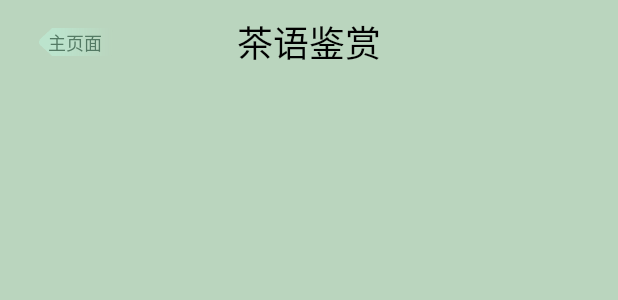
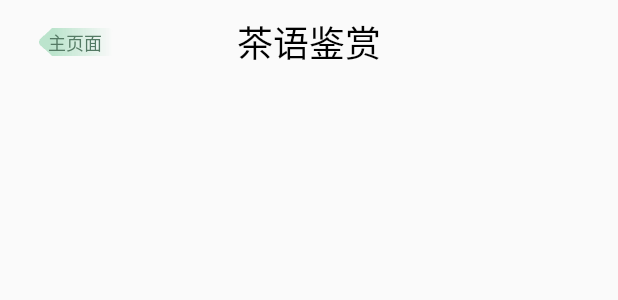
Before and after one commit to PrinceSaoKe/whispers_of_tea, a Flutter app: the MyAppBar widget shown alone on an empty page, opened directly, on a phone screen of 412 x 824 dp. Shown: the top 300 px of the screen. Run offline on Flutter 3.47's test engine with Material 2 defaults, Android fonts, the phone set to English and light mode, and no system bars; our stand-ins replace card_swiper, get, image_gallery_saver; Roboto replaces fonts that are missing (KingsoftCloudFont).

Commit message:
🐞 fix: 修改MyAppBar、Navigation

```diff
--- a/lib/app_assets.dart
+++ b/lib/app_assets.dart
@@ -11,6 +11,7 @@ class AppAssets {
   static const String teaImg = '$_imagesPath/tea.png';
   static const String leadingImg = '$_imagesPath/leading.png';
   static const String navTreeImg = '$_imagesPath/nav_tree.png';
+  static const String teaIntroBg = '$_imagesPath/image_bg.png';
 
   /// 诗词卡片相关图片
   static const String poetryCardPath = '$_imagesPath/poetry_card';
@@ -31,7 +32,8 @@ class AppAssets {
   static const String _brewTeaStepPath = '$_imagesPath/brew_tea_step';
 
   static const String brewTeaStepBg = '$_brewTeaStepPath/brew_tea_step_bg.png';
-  static const String brewTeaStepBorder = '$_brewTeaStepPath/brew_tea_step_border.png';
+  static const String brewTeaStepBorder =
+      '$_brewTeaStepPath/brew_tea_step_border.png';
 
   /// 茶叶鉴赏相关图片
   static const String _teaApprePath = '$_imagesPath/tea_appreciation';
--- a/lib/app_theme.dart
+++ b/lib/app_theme.dart
@@ -43,6 +43,11 @@ class AppTheme {
 
   /// TeaInfo主题色
   static const Color greenTeaThemeColor = Color(0xFF6DA67E);
+  static const Color redTeaThemeColor = Color(0xFF832817);
+  static const Color yellowTeaThemeColor = Color(0xFFEFCF7B);
+  static const Color whiteTeaThemeColor = Color(0xFFDADADA);
+  static const Color blackTeaThemeColor = Color(0xFF303030);
+  static const Color oolongTeaThemeColor = Color(0xFF007219);
 
   /// 渐变色
   static const LinearGradient makeTeaCircleColor = LinearGradient(
--- a/lib/widgets/my_app_bar.dart
+++ b/lib/widgets/my_app_bar.dart
@@ -1,6 +1,5 @@
 import 'package:flutter/material.dart';
 import 'package:whispers_of_tea/app_style.dart';
-import 'package:whispers_of_tea/app_theme.dart';
 import 'package:whispers_of_tea/widgets/leading.dart';
 
 /// 自定义的AppBar
@@ -10,11 +9,13 @@ class MyAppBar extends StatelessWidget implements PreferredSizeWidget {
     this.title = '',
     this.height = kToolbarHeight,
     this.leadingText = '返回',
+    this.backgroundColor = Colors.transparent,
   });
 
   final String title;
   final double height;
   final String leadingText;
+  final Color backgroundColor;
 
   @override
   Widget build(BuildContext context) {
@@ -24,7 +25,7 @@ class MyAppBar extends StatelessWidget implements PreferredSizeWidget {
       leading: Leading(text: leadingText),
       leadingWidth: 100,
       automaticallyImplyLeading: false, // 是否需要自动生成leading
-      backgroundColor: AppTheme.appBarBgColor,
+      backgroundColor: backgroundColor,
       shadowColor: Colors.transparent,
       foregroundColor: Colors.black,
     );
--- a/lib/widgets/navigation.dart
+++ b/lib/widgets/navigation.dart
@@ -7,7 +7,9 @@ import 'package:whispers_of_tea/widgets/nav_icon.dart';
 
 /// 导航栏
 class Navigation extends StatelessWidget {
-  const Navigation({super.key});
+  const Navigation({super.key, this.needBgImg = true});
+
+  final bool needBgImg;
 
   @override
   Widget build(BuildContext context) {
@@ -18,7 +20,7 @@ class Navigation extends StatelessWidget {
       child: Stack(
         children: [
           _getCircleBackground(),
-          _getImageBackground(),
+          needBgImg ? _getImageBackground() : const SizedBox(),
           const Positioned(
             left: 10,
             bottom: 15,
```
Also changed, not shown: lib/constant/tea_info.dart (+11 -0 lines), lib/pages/tea_appreciation/tea_appreciation.dart (+6 -2 lines), lib/pages/tea_appreciation/tea_introduction.dart (+15 -7 lines), lib/pages/tea_appreciation/tea_species.dart (+11 -1 lines), lib/widgets/image_background.dart (added, +16 -0 lines), assets/images/image_bg.png (added).
